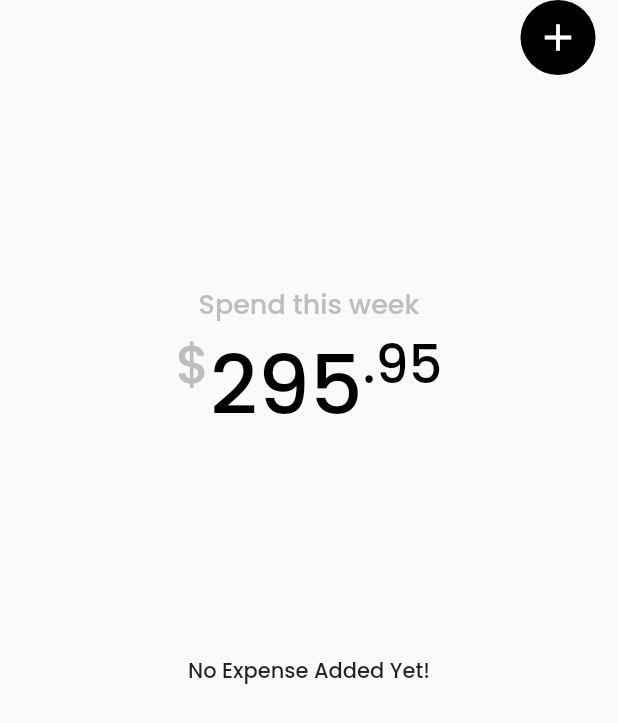
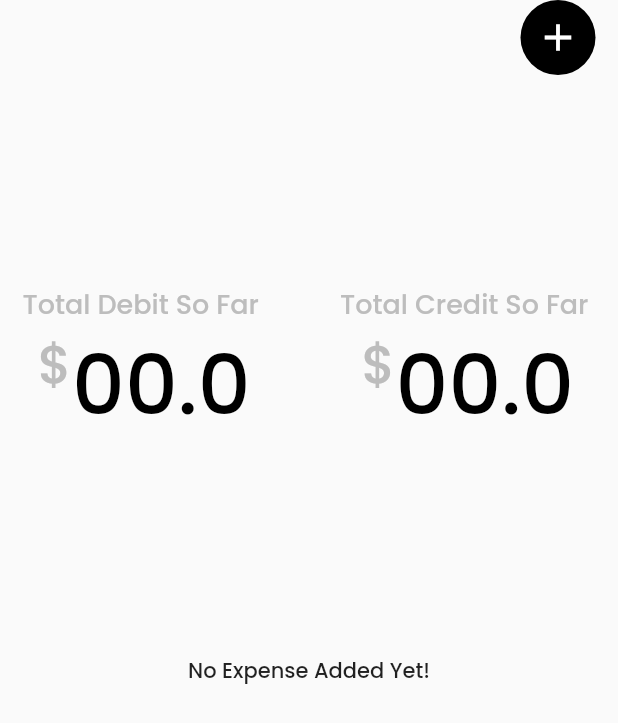
Before and after one commit to Sadik-0786/Expence, a Flutter app: the HomePage screen opened directly, on a phone screen of 412 x 824 dp. Shown: the top 723 px of the screen. Run offline on Flutter 3.47's test engine with Material 2 defaults, Android fonts, the phone set to English and light mode, and no system bars; our stand-ins replace bloc, flutter_bloc, shared_preferences, sqflite; accounts and stored records are empty.

Commit message:
Writ code to get total credit and debit amount

```diff
--- a/lib/model/filter_date_model.dart
+++ b/lib/model/filter_date_model.dart
@@ -2,7 +2,7 @@ import 'expense_model.dart';
 
 class FilterDateModel{
   String date;
-  String amt;
+  num amt;
   List<ExpenseModel> arrExpense;
 
   FilterDateModel({ required this.date,required this.amt,required this.arrExpense});
--- a/lib/model/user_table_model.dart
+++ b/lib/model/user_table_model.dart
@@ -16,7 +16,7 @@ factory UserModel.fromMap(Map<String,dynamic> map){
 }
 Map<String,dynamic>toMap(){
   return
-    {AppDatabase().userColumnEmail:userEmail,
+    { AppDatabase().userColumnEmail:userEmail,
       AppDatabase().userColumnPassword:userPassword,
       AppDatabase().userColumnName:userName,
     };
--- a/lib/screens/home_page.dart
+++ b/lib/screens/home_page.dart
@@ -16,13 +16,22 @@ class HomePage extends StatefulWidget {
 }
 
 class _HomePageState extends State<HomePage> {
+  String totalDebitAmt='00.0';
+  String totalCreditAmt='00.0';
   var data= AppConsts.appTransactions;
   List<FilterDateModel> arrFilteredDateExpense=[];
 @override
   void initState() {
     super.initState();
+    //assigningValue();
     context.read<ExpenseBloc>().add(FetchAllExpenseEvent());
   }
+  /*assigningValue()async{
+  totalAmt=await totalAmtFun();
+  setState(() {
+
+  });
+  }*/
   String dateTimeToday(){
     DateTime dateNow = DateTime.now();
     String formattedDate = "${dateNow.year}${dateNow.month
@@ -41,6 +50,7 @@ class _HomePageState extends State<HomePage> {
         .length < 2 ? '-0${dateNow.day}' : '-${dateNow.day}'}";
     return formattedDate;
   }
+
   @override
   Widget build(BuildContext context) {
     return Scaffold(
@@ -53,7 +63,7 @@ class _HomePageState extends State<HomePage> {
                 mainAxisAlignment: MainAxisAlignment.end,
                 children: [
                   InkWell(
-                    onTap: (){
+                    onTap: () async {
                       Navigator.push(context, MaterialPageRoute(builder: (context)=>AddExpense(userEmail:widget.emailId!)));
                     },
                     child: Container(
@@ -70,20 +80,41 @@ class _HomePageState extends State<HomePage> {
               ),
               Expanded(
                 flex: 1,
-                child: Column(
+                child: Row(
+                  mainAxisAlignment: MainAxisAlignment.spaceBetween,
+                  children: [
+                    Column(
                       mainAxisAlignment: MainAxisAlignment.center,
                       crossAxisAlignment: CrossAxisAlignment.center,
                       children: [
-                    Text('Spend this week',style:AppSubHeadings.appSubHeading,),
+                        Text('Total Debit So Far ',style:AppSubHeadings.appSubHeading,),
                         Row(
                           mainAxisAlignment: MainAxisAlignment.center,
                           crossAxisAlignment: CrossAxisAlignment.start,
                           children: [
                             Text('\$',style:  TextStyle(color: Colors.grey.shade400,fontSize: 35),),
-                        const Text('295',style: TextStyle(color: Colors.black,fontSize: 55),),
-                        const Text('.95',style:  TextStyle(color: Colors.black,fontSize: 35),)
+                            Text(totalDebitAmt,style: const TextStyle(color: Colors.black,fontSize: 55),),
+                            //const Text('.00',style:  TextStyle(color: Colors.black,fontSize: 35),)
                           ],
                         )
+                      ],
+                    ),
+                    Column(
+                      mainAxisAlignment: MainAxisAlignment.center,
+                      crossAxisAlignment: CrossAxisAlignment.center,
+                      children: [
+                        Text('Total Credit So Far ',style:AppSubHeadings.appSubHeading,),
+                        Row(
+                          mainAxisAlignment: MainAxisAlignment.center,
+                          crossAxisAlignment: CrossAxisAlignment.start,
+                          children: [
+                            Text('\$',style:  TextStyle(color: Colors.grey.shade400,fontSize: 35),),
+                            Text(totalCreditAmt,style: const TextStyle(color: Colors.black,fontSize: 55),),
+                            //const Text('.00',style:  TextStyle(color: Colors.black,fontSize: 35),)
+                          ],
+                        )
+                      ],
+                    ),
                   ],
                 ),
               ),
@@ -160,7 +191,7 @@ class _HomePageState extends State<HomePage> {
       ),
     );
   }
-  void filteringExpensesByDate(List<ExpenseModel>data){
+  Future<void> filteringExpensesByDate(List<ExpenseModel>data) async {
   arrFilteredDateExpense.clear();
   //step 1 : getUniqueDate
     List<String> arrUniqueDate=[];
@@ -191,8 +222,41 @@ class _HomePageState extends State<HomePage> {
               }
             }//end if
           }//end second loop
-          arrFilteredDateExpense.add(FilterDateModel(date: date, amt:amt.toString(), arrExpense:transInEachDate ));
+          arrFilteredDateExpense.add(FilterDateModel(date: date, amt:amt, arrExpense:transInEachDate ));
         }//end first loop
       //just for checking
+    totalDebitAmt=await totalDebitAmtFun();
+      totalCreditAmt=await totalCreditAmtFun();
+      setState(() {
+
+      });
+    }
+    Future<String> totalDebitAmtFun()  async {
+    num mTotalAmt=0;
+    for(int mIndex=0;mIndex<arrFilteredDateExpense.length;mIndex++){
+     for(int mSubIndex=0;mSubIndex<arrFilteredDateExpense[mIndex].arrExpense.length;mSubIndex++){
+       if(arrFilteredDateExpense[mIndex].arrExpense[mSubIndex].expenseType==0){
+         mTotalAmt+=arrFilteredDateExpense[mIndex].arrExpense[mSubIndex].expenseAmt;
        }
      }
+    }
+    if(mTotalAmt!=0){
+     return mTotalAmt.toString();
+    }
+    return '00.0';
+    }
+    Future<String> totalCreditAmtFun() async {
+    num mTotalAmt=0;
+    for(int mIndex=0;mIndex<arrFilteredDateExpense.length;mIndex++){
+      for(int mSubIndex=0;mSubIndex<arrFilteredDateExpense[mIndex].arrExpense.length;mSubIndex++){
+        if(arrFilteredDateExpense[mIndex].arrExpense[mSubIndex].expenseType==1){
+          mTotalAmt+=arrFilteredDateExpense[mIndex].arrExpense[mSubIndex].expenseAmt;
+        }
+      }
+    }
+    if(mTotalAmt!=0){
+      return mTotalAmt.toString();
+    }
+    return '00.0';
+  }
+}
--- a/lib/screens/onbording screens/sign_up.dart
+++ b/lib/screens/onbording screens/sign_up.dart
@@ -278,7 +278,7 @@ class _SignUpPageState extends State<SignUpPage> {
           gap(height: 30),
           Row(
             children: [
-              Icon(Icons.email),
+              const Icon(Icons.email),
               Text(
                 'Help@${AppConsts.appName}.com',
                 style: AppHeadings.hading3,
```
Lines whose indentation alone changed are shown as unchanged.
